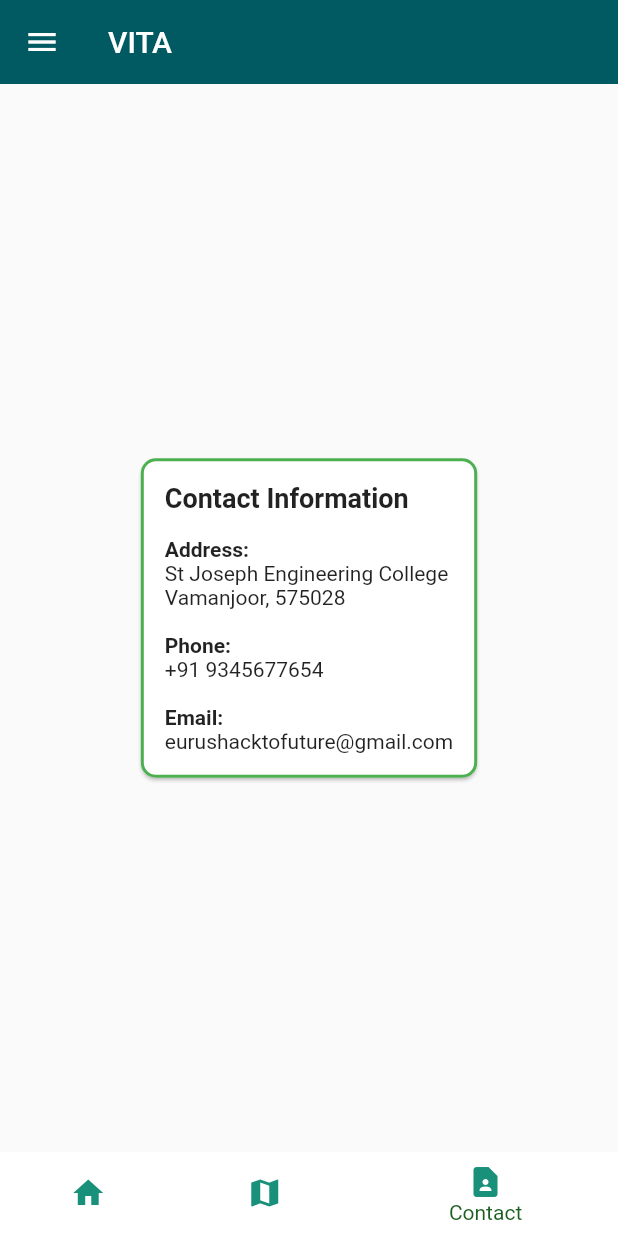
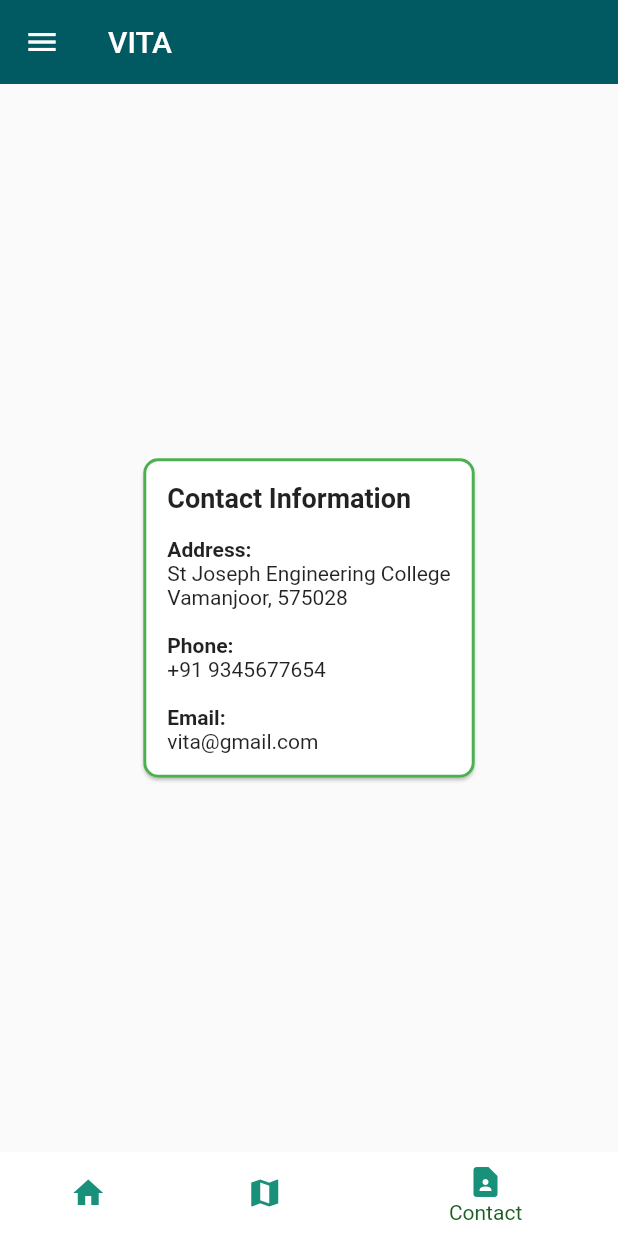
Before and after one commit to samwinp/vita, a Flutter app: the screen it shows after launch, item 3 of the bottom bar chosen, on a phone screen of 412 x 824 dp. Run offline on Flutter 3.47's test engine with Material 2 defaults, Android fonts, the light colour scheme and no system bars; our stand-ins replace cloud_firestore, firebase_auth, firebase_core, google_maps_flutter, lottie, shared_preferences; accounts and stored records are empty.

Commit message:
added design2

```diff
--- a/Jinsei/studious-chainsaw-main/new_age/lib/pages/contact.dart
+++ b/Jinsei/studious-chainsaw-main/new_age/lib/pages/contact.dart
@@ -48,7 +48,7 @@ class ContactPage extends StatelessWidget {
                       fontWeight: FontWeight.bold,
                     ),
                   ),
-                  Text('eurushacktofuture@gmail.com'),
+                  Text('vita@gmail.com'),
                 ],
               ),
             ),
```
